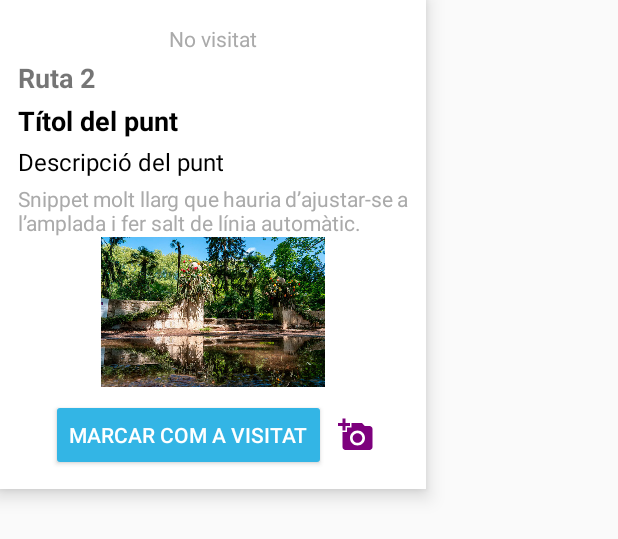
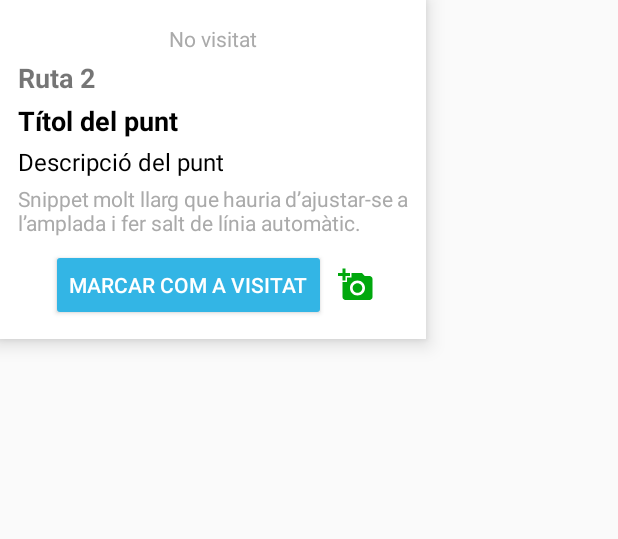
Before and after one commit to Juliaviau/TempsDeFlors2025, an Android app built with Jetpack Compose: the layout info_punt_marker.xml on its own in the app's theme, with its tools: preview values and no code run, on a phone screen of 412 x 824 dp. Shown: the top 539 px of the screen. Run offline under Robolectric (Android 15) with nearby library versions, the phone set to English and light mode, and no system bars; Roboto replaces fonts that are not available here.

Commit message:
mostrar correctament el InfoPuntMarker

```diff
--- a/app/src/main/java/com/example/tempsdeflors/PuntRepository.kt
+++ b/app/src/main/java/com/example/tempsdeflors/PuntRepository.kt
@@ -27,6 +27,11 @@ object PuntRepository {
     }
 
 
+    fun teFoto(numero: String): Boolean {
+        return synchronized(puntsVisitats) {
+            puntsVisitats.any { it.numero == numero && it.fotoUri?.isNotEmpty() ?: false }
+        }
+    }
 
 
     fun getPuntByNumero(numero: String): PuntsEntity? {
--- a/app/src/main/res/layout/info_punt_marker.xml
+++ b/app/src/main/res/layout/info_punt_marker.xml
@@ -67,9 +67,10 @@
         <ImageView
             android:id="@+id/imatgepunt"
             android:layout_width="match_parent"
-            android:layout_height="100dp"
+            android:layout_height="150dp"
             android:layout_below="@id/snippet"
-            tools:srcCompat="@drawable/f2514" />
+            tools:srcCompat="@drawable/f2514"
+            android:visibility="gone"/>
 
         <LinearLayout
             android:id="@+id/button_layout"
@@ -92,7 +93,7 @@
                 android:layout_width="wrap_content"
                 android:layout_height="wrap_content"
                 android:background="@drawable/baseline_add_a_photo_24"
-                android:backgroundTint="@color/ruta2"
+                android:backgroundTint="@color/ruta1"
                 android:layout_marginLeft="8dp"
                 android:id="@+id/afegirFoto" />
 
```
Also changed, not shown: app/src/main/java/com/example/tempsdeflors/InfoPuntMarker.kt (+12 -21 lines), app/src/main/java/com/example/tempsdeflors/MainActivity.kt (+32 -22 lines).
